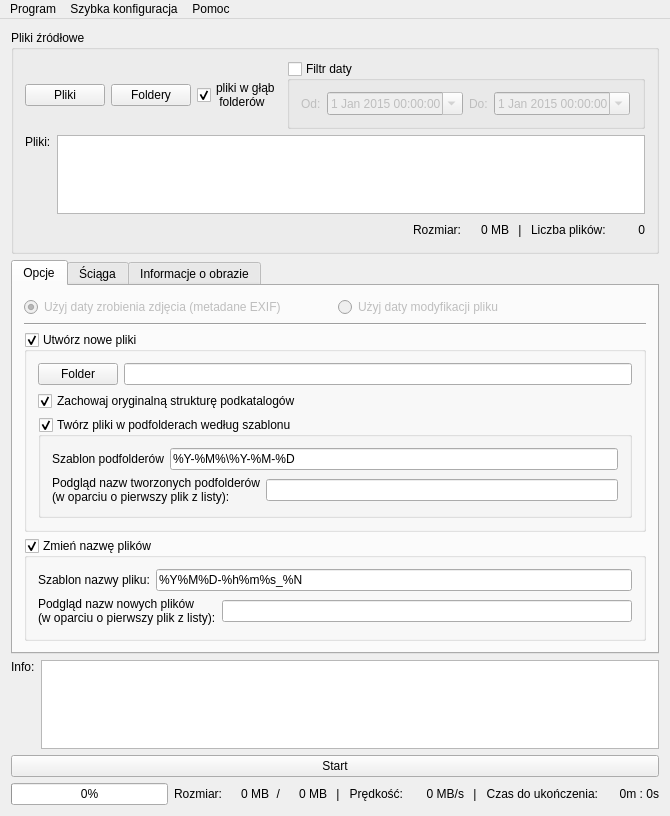
Qt form PhotoDateOrganizer/MainWindow.ui (killdaclick/photodateorganizer) before a commit.
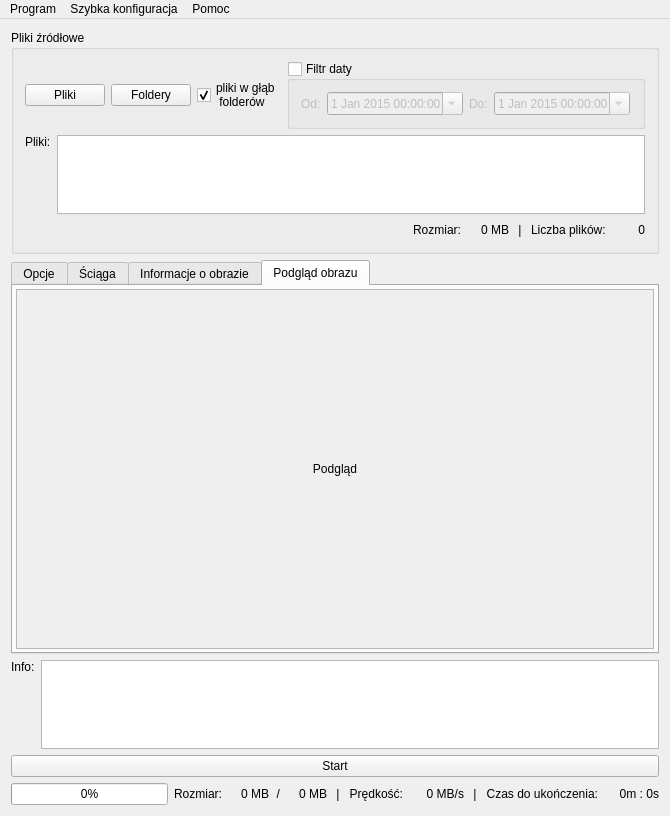
The same form after that commit. The open tabs and pages were chosen to show the change. Icons and pictures are not drawn. Custom widgets are drawn as their Qt base class.

Commit message: Added "Image preview" tab (need some tweaking). Added needed dll.

```diff
--- a/PhotoDateOrganizer/MainWindow.ui
+++ b/PhotoDateOrganizer/MainWindow.ui
@@ -764,6 +764,58 @@
         </item>
        </layout>
       </widget>
+      <widget class="QWidget" name="previewTab">
+       <attribute name="icon">
+        <iconset resource="resource.qrc">
+         <normaloff>:/icons/rubber/icons/rubber-icons/desktop.ico</normaloff>:/icons/rubber/icons/rubber-icons/desktop.ico</iconset>
+       </attribute>
+       <attribute name="title">
+        <string>Podgląd obrazu</string>
+       </attribute>
+       <layout class="QGridLayout" name="gridLayout">
+        <property name="leftMargin">
+         <number>3</number>
+        </property>
+        <property name="topMargin">
+         <number>3</number>
+        </property>
+        <property name="rightMargin">
+         <number>3</number>
+        </property>
+        <property name="bottomMargin">
+         <number>3</number>
+        </property>
+        <item row="0" column="0">
+         <widget class="QScrollArea" name="scrollArea">
+          <property name="widgetResizable">
+           <bool>true</bool>
+          </property>
+          <widget class="QWidget" name="scrollAreaWidgetContents">
+           <property name="geometry">
+            <rect>
+             <x>0</x>
+             <y>0</y>
+             <width>638</width>
+             <height>333</height>
+            </rect>
+           </property>
+           <layout class="QVBoxLayout" name="verticalLayout_8">
+            <item>
+             <widget class="QLabel" name="imgPreview">
+              <property name="text">
+               <string>Podgląd</string>
+              </property>
+              <property name="alignment">
+               <set>Qt::AlignCenter</set>
+              </property>
+             </widget>
+            </item>
+           </layout>
+          </widget>
+         </widget>
+        </item>
+       </layout>
+      </widget>
      </widget>
     </item>
     <item>
```
The commit also changes 5 other files.
